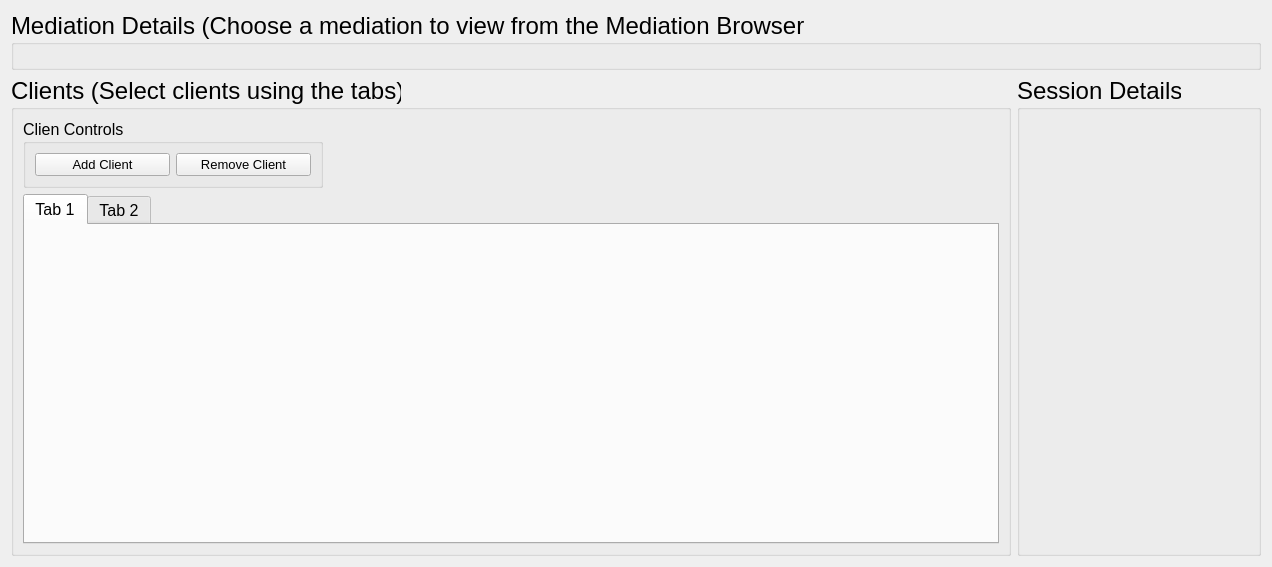
Old version of the form drc/gui/mediationprocessview.ui in the repository lansdon/cpts483_drc.
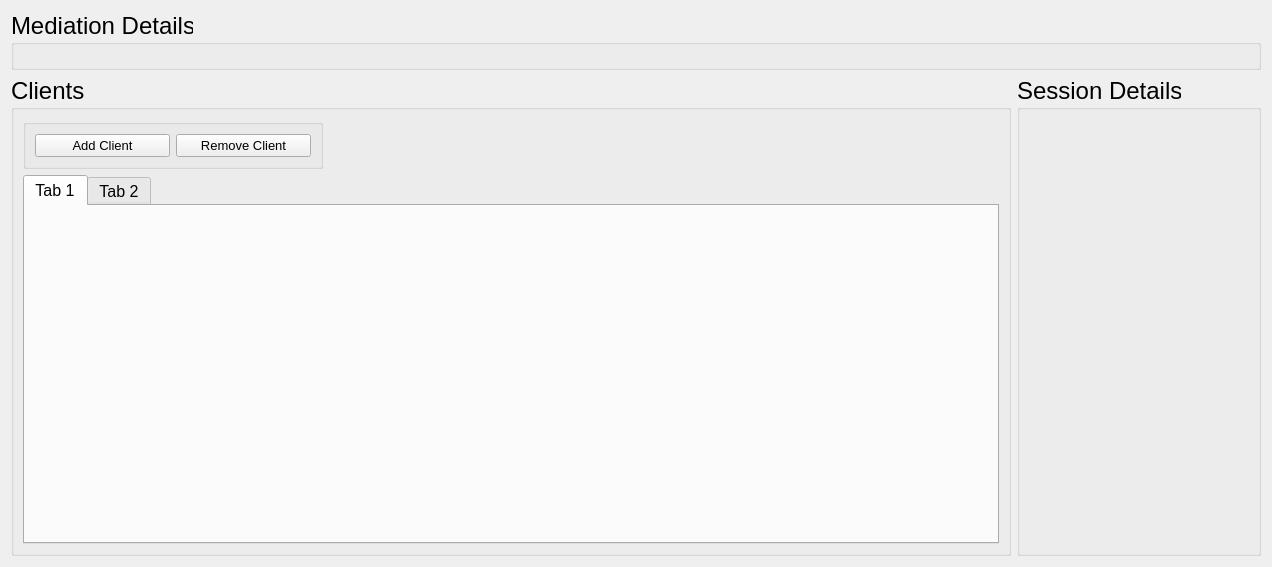
New version of the form.

```diff
--- a/drc/gui/mediationprocessview.ui
+++ b/drc/gui/mediationprocessview.ui
@@ -46,7 +46,10 @@
       </font>
      </property>
      <property name="title">
-      <string>Mediation Details (Choose a mediation to view from the Mediation Browser)</string>
+      <string>Mediation Details</string>
+     </property>
+     <property name="alignment">
+      <set>Qt::AlignLeading|Qt::AlignLeft|Qt::AlignTop</set>
      </property>
     </widget>
    </item>
@@ -66,7 +69,7 @@
         </font>
        </property>
        <property name="title">
-        <string>Clients (Select clients using the tabs)</string>
+        <string>Clients</string>
        </property>
        <layout class="QGridLayout" name="gridLayout">
         <item row="1" column="0">
@@ -111,7 +114,7 @@
            </font>
           </property>
           <property name="title">
-           <string>Clien Controls</string>
+           <string/>
           </property>
           <layout class="QHBoxLayout" name="horizontalLayout">
            <item>
```
Left out of the diff: 6 changed lines with no effect on the pictures.
